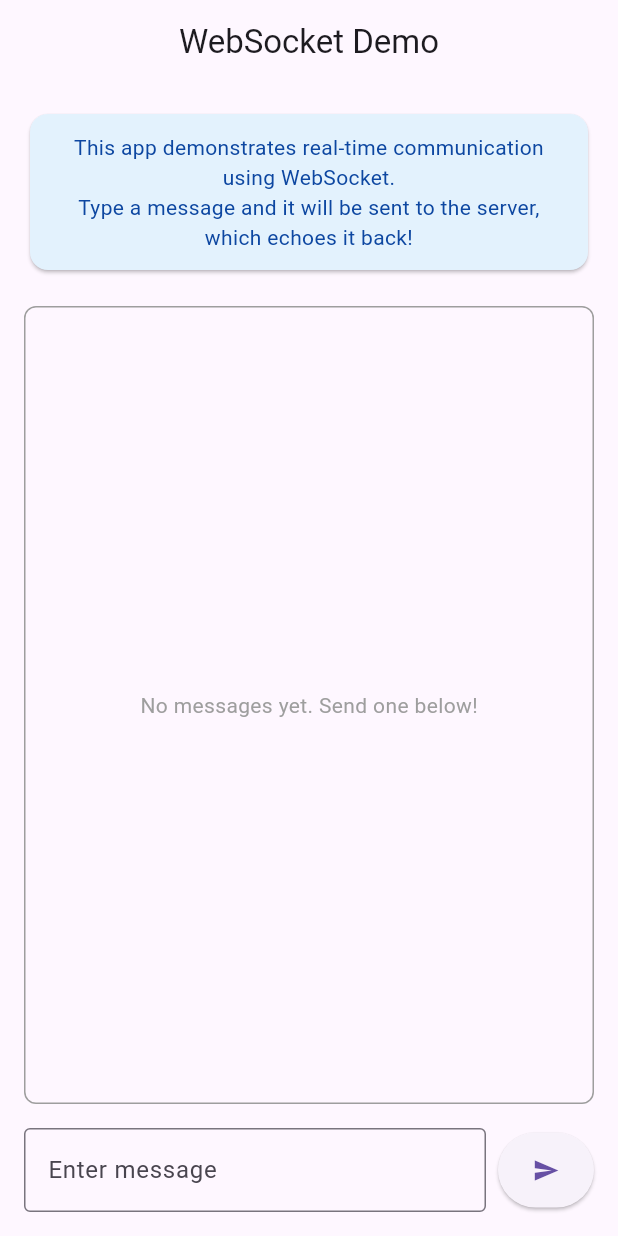
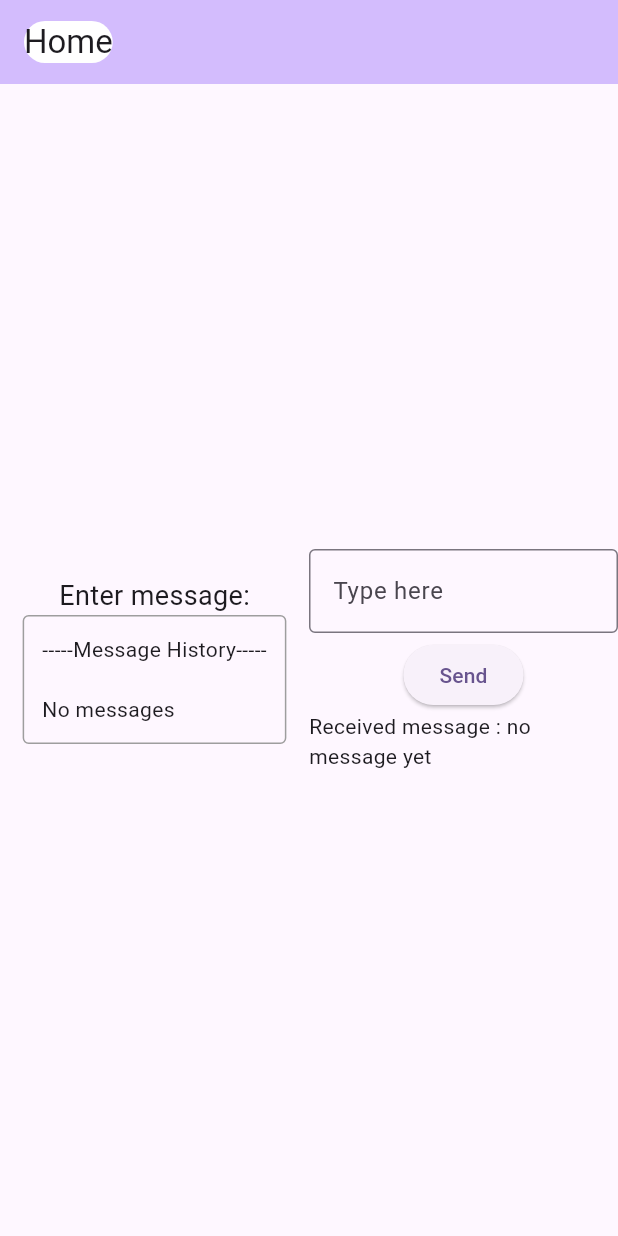
Before and after one commit to Saurav1604/Websocket_flutter, a Flutter app: the screen it shows after launch, on a phone screen of 412 x 824 dp. Run offline on Flutter 3.47's test engine with Material 3 defaults, Android fonts, the phone set to English and light mode, and no system bars.

Commit message:
Initial commit

```diff
--- a/lib/main.dart
+++ b/lib/main.dart
@@ -1,12 +1,11 @@
+import 'dart:developer';
+
 import 'package:flutter/material.dart';
-import 'package:web_socket_channel/web_socket_channel.dart';
 
-// STEP 1: Start the app
 void main() {
   runApp(const MyApp());
 }
 
-// STEP 2: Create the main app widget
 class MyApp extends StatelessWidget {
   const MyApp({super.key});
 
@@ -14,160 +13,135 @@ class MyApp extends StatelessWidget {
   Widget build(BuildContext context) {
     return MaterialApp(
       debugShowCheckedModeBanner: false,
-      title: 'Simple WebSocket Demo',
-      theme: ThemeData(primarySwatch: Colors.blue),
-      home: const WebSocketDemo(),
+      title: 'Chatting App',
+      theme: ThemeData(
+        colorScheme: ColorScheme.fromSeed(seedColor: Colors.deepPurple),
+        useMaterial3: true,
+      ),
+      home: const MyHomePage(title: 'Home'),
     );
   }
 }
 
-// STEP 3: Create the WebSocket demo page
-class WebSocketDemo extends StatefulWidget {
-  const WebSocketDemo({super.key});
+class MyHomePage extends StatefulWidget {
+  const MyHomePage({super.key, required this.title});
+
+  final String title;
 
   @override
-  State<WebSocketDemo> createState() => _WebSocketDemoState();
+  State<MyHomePage> createState() => _MyHomePageState();
 }
 
-class _WebSocketDemoState extends State<WebSocketDemo> {
-  // Variables we need:
-  final TextEditingController _messageController = TextEditingController();
-  final List<String> _messages = []; // Store all messages
-  late WebSocketChannel _channel; // WebSocket connection
+class _MyHomePageState extends State<MyHomePage> {
 
-  @override
-  void initState() {
-    super.initState();
-    _connectToWebSocket();
+  final TextEditingController one = TextEditingController();
+
+  // User-defined TextField dimensions
+  static const double textFieldWidth = 300.0;  // Customize width here
+  static const double textFieldHeight = 60.0;  // Customize height here
+  static const int maxLines = 1;  // Number of lines
+  static const int maxCharacters = 100;  // Maximum character length
+  late String receivedMessage = "";
+  late String message = "no message yet";
+  void _sendMessage() {
+    if (one.text.isEmpty) return;  // Guard clause
+    setState(() {
+      message = one.text;
+      receivedMessage += (receivedMessage.isEmpty ? '' : '\n') + message;
+    });
+    log('Message sent: $message');
+    one.clear();
   }
-
-  // STEP 4: Connect to WebSocket server
-  void _connectToWebSocket() {
-    // Using a free public echo server for testing
-    _channel = WebSocketChannel.connect(
-      Uri.parse('wss://echo.websocket.events'),
-    );
-
-    // STEP 5: Listen for messages from server
-    _channel.stream.listen((message) {
-      setState(() {
-        _messages.add('Received: $message');
-      });
-    });
-  }
-
-  // STEP 6: Send message to server
-  void _sendMessage() {
-    if (_messageController.text.isNotEmpty) {
-      String message = _messageController.text;
-      _channel.sink.add(message); // Send to server
-
-      setState(() {
-        _messages.add('Sent: $message');
-      });
-
-      _messageController.clear(); // Clear input field
-    }
-  }
-
-  @override
-  void dispose() {
-    _channel.sink.close(); // Close connection when done
-    _messageController.dispose();
-    super.dispose();
-  }
-
-  // STEP 7: Build the UI
   @override
   Widget build(BuildContext context) {
     return Scaffold(
-      appBar: AppBar(title: const Text('WebSocket Demo'), centerTitle: true),
-      body: Padding(
-        padding: const EdgeInsets.all(16.0),
-        child: Column(
-          children: [
-            // Info Card
-            Card(
-              color: Colors.blue[50],
-              child: Padding(
-                padding: const EdgeInsets.all(12.0),
-                child: Text(
-                  'This app demonstrates real-time communication using WebSocket.\n'
-                  'Type a message and it will be sent to the server, which echoes it back!',
-                  style: TextStyle(color: Colors.blue[900]),
-                  textAlign: TextAlign.center,
+      appBar: AppBar(
+        backgroundColor: Theme.of(context).colorScheme.inversePrimary,
+        title: Container(
+          decoration: BoxDecoration(
+            color: Colors.white,
+            borderRadius: BorderRadius.circular(20),
+
+          ),
+          child: Text(widget.title),
+        ),
+      ),
+
+
+      body: Center(
+        child: Row(
+          mainAxisAlignment: MainAxisAlignment.center,
+          children: <Widget>[
+            // Left half - Text
+            Expanded(
+              flex: 1,
+              child: Center(
+                child: Column(
+                  mainAxisAlignment: MainAxisAlignment.center,
+                  children: [
+                    const Text(
+                      'Enter message:',
+                      style: TextStyle(fontSize: 18),
+                    ),
+                    Container(
+                      padding: const EdgeInsets.all(12),
+                      decoration:BoxDecoration(
+                        border :Border.all(color: Colors.grey),
+                        borderRadius: BorderRadius.circular(4)
+                      ),
+                      child: Text(
+                        '-----Message History-----\n\n${receivedMessage.isEmpty? 'No messages' : receivedMessage}',
+                        style: const TextStyle(fontSize: 14),
+                      ),
+                    ),
+                  ],
                 ),
               ),
             ),
-            const SizedBox(height: 20),
+            // Right half - TextField
+            Expanded(
+              flex: 1,
+              child: Center(
+                child: Column(
+                  mainAxisAlignment: MainAxisAlignment.center,
+                  children: [
+                    SizedBox(
+                      width: textFieldWidth,  // User-defined width
+                      height: textFieldHeight,  // User-defined height
+                      child: TextField(
+                        controller: one,
+                        maxLength: maxCharacters,
+                        maxLines: maxLines,  // Control vertical size
+                        decoration: const InputDecoration(
+                          border: OutlineInputBorder(),
+                          labelText: 'Type here',
+                          counterText: '',  // Hide character counter to save space
+                        ),
+                      ),
+                    ),
+                    ElevatedButton(
+                      onPressed: _sendMessage,
+                      child: const Text('Send'),
+                      ),
+                      Text("Received message : $message"),
+                  ],
+                ),
 
-            // Messages Display Area
-            Expanded(
-              child: Container(
-                decoration: BoxDecoration(
-                  border: Border.all(color: Colors.grey),
-                  borderRadius: BorderRadius.circular(8),
-                ),
-                child: _messages.isEmpty
-                    ? const Center(
-                        child: Text(
-                          'No messages yet. Send one below!',
-                          style: TextStyle(color: Colors.grey),
-                        ),
-                      )
-                    : ListView.builder(
-                        itemCount: _messages.length,
-                        itemBuilder: (context, index) {
-                          bool isSent = _messages[index].startsWith('Sent:');
-                          return Container(
-                            padding: const EdgeInsets.all(8.0),
-                            margin: const EdgeInsets.symmetric(
-                              horizontal: 8,
-                              vertical: 4,
-                            ),
-                            decoration: BoxDecoration(
-                              color: isSent
-                                  ? Colors.blue[100]
-                                  : Colors.green[100],
-                              borderRadius: BorderRadius.circular(8),
-                            ),
-                            child: Text(
-                              _messages[index],
-                              style: const TextStyle(fontSize: 16),
-                            ),
-                          );
-                        },
-                      ),
               ),
-            ),
-            const SizedBox(height: 16),
-
-            // Input Area
-            Row(
-              children: [
-                Expanded(
-                  child: TextField(
-                    controller: _messageController,
-                    decoration: const InputDecoration(
-                      labelText: 'Enter message',
-                      border: OutlineInputBorder(),
-                    ),
-                    onSubmitted: (_) => _sendMessage(),
-                  ),
-                ),
-                const SizedBox(width: 8),
-                ElevatedButton(
-                  onPressed: _sendMessage,
-                  style: ElevatedButton.styleFrom(
-                    padding: const EdgeInsets.all(16),
-                  ),
-                  child: const Icon(Icons.send),
-                ),
-              ],
             ),
           ],
         ),
       ),
+      //floatingActionButton: FloatingActionButton(
+        //onPressed: _incrementCounter,
+        //tooltip: 'Increment',
+        //child: const Icon(Icons.add),
+      //),
     );
   }
+  @override
+  void dispose() {
+    one.dispose();
+    super.dispose();
+  }
 }
```
